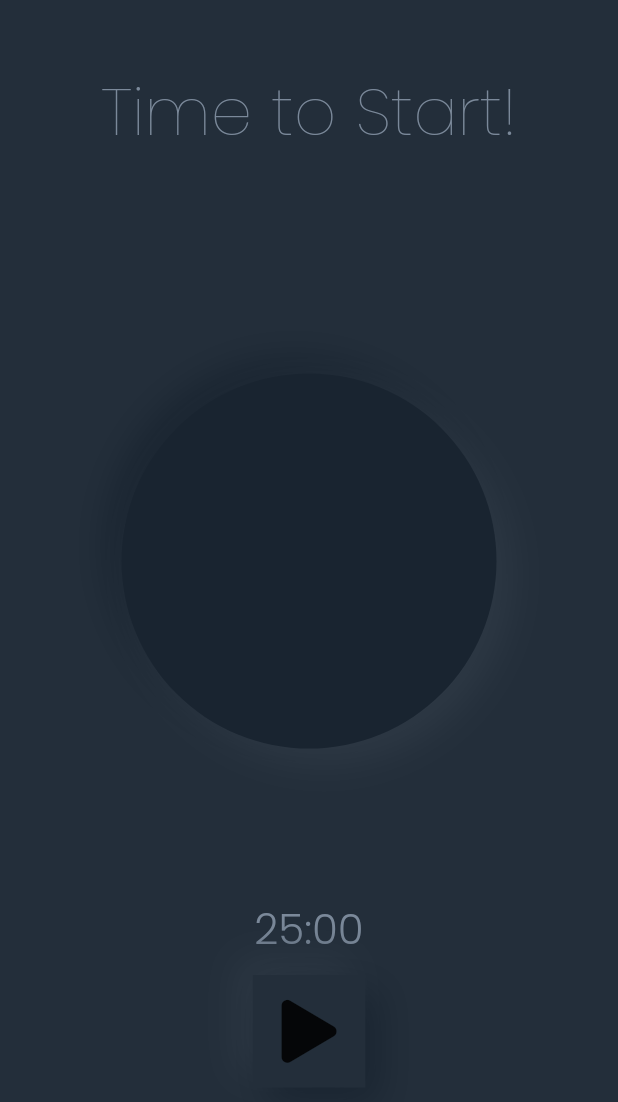
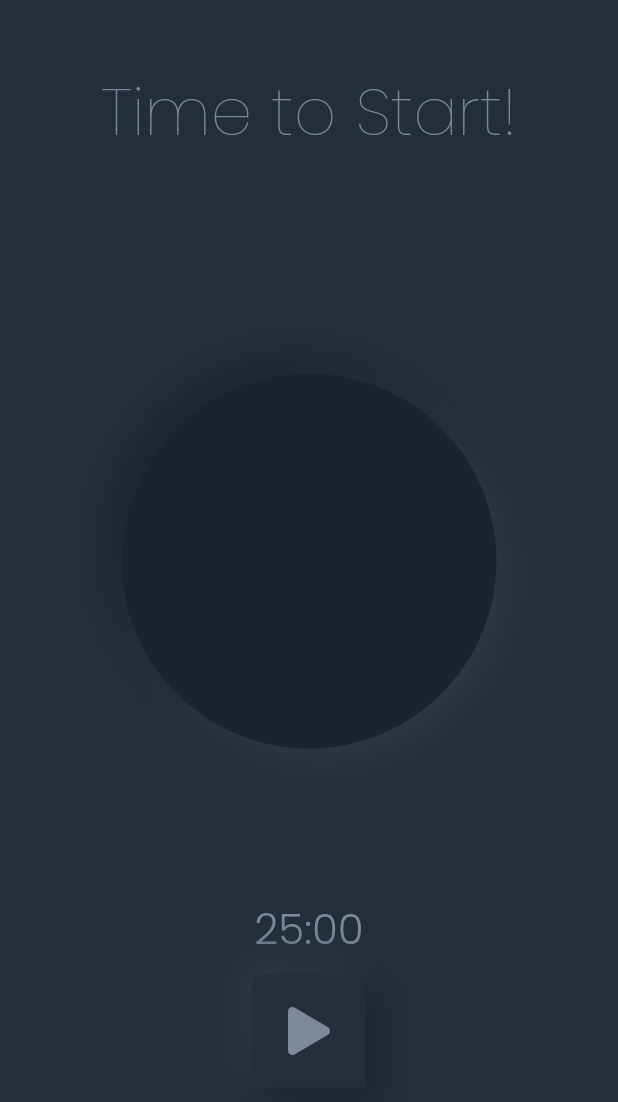
Before and after one commit to AbhinavRobinson/flutter-timer, a Flutter app: the screen it shows after launch, on a phone screen of 412 x 824 dp. Shown: the top 1102 px of the screen. Run offline on Flutter 3.47's test engine with Material 2 defaults, Android fonts, the phone set to English and light mode, and no system bars; drawn by our look-alikes of clay_containers; our stand-ins replace font_awesome_flutter, google_fonts; statements that could not run were skipped.

Commit message:
(feat): button style

```diff
--- a/lib/widgets/button_timer.dart
+++ b/lib/widgets/button_timer.dart
@@ -27,16 +27,19 @@ class ButtonTimer extends StatelessWidget {
               height: 10.0,
             ),
             GestureDetector(
-              onTap: () {},
               child: ClayContainer(
                 color: Theme.of(context).primaryColor,
                 height: 75.0,
                 width: 75.0,
-                // emboss: true,
+                emboss: false,
                 depth: 10,
                 spread: 10,
                 child: Center(
-                  child: FaIcon(FontAwesomeIcons.play, size: 42),
+                  child: FaIcon(
+                    FontAwesomeIcons.play,
+                    size: 32,
+                    color: Theme.of(context).primaryColorLight,
+                  ),
                 ),
               ),
             ),
```
